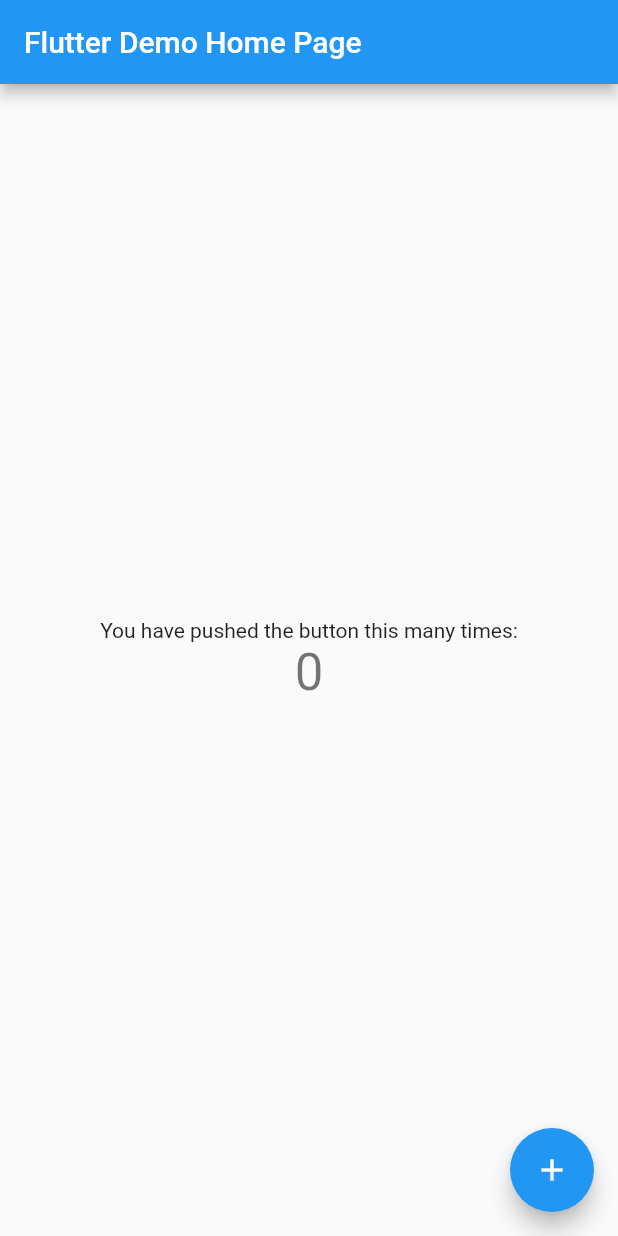
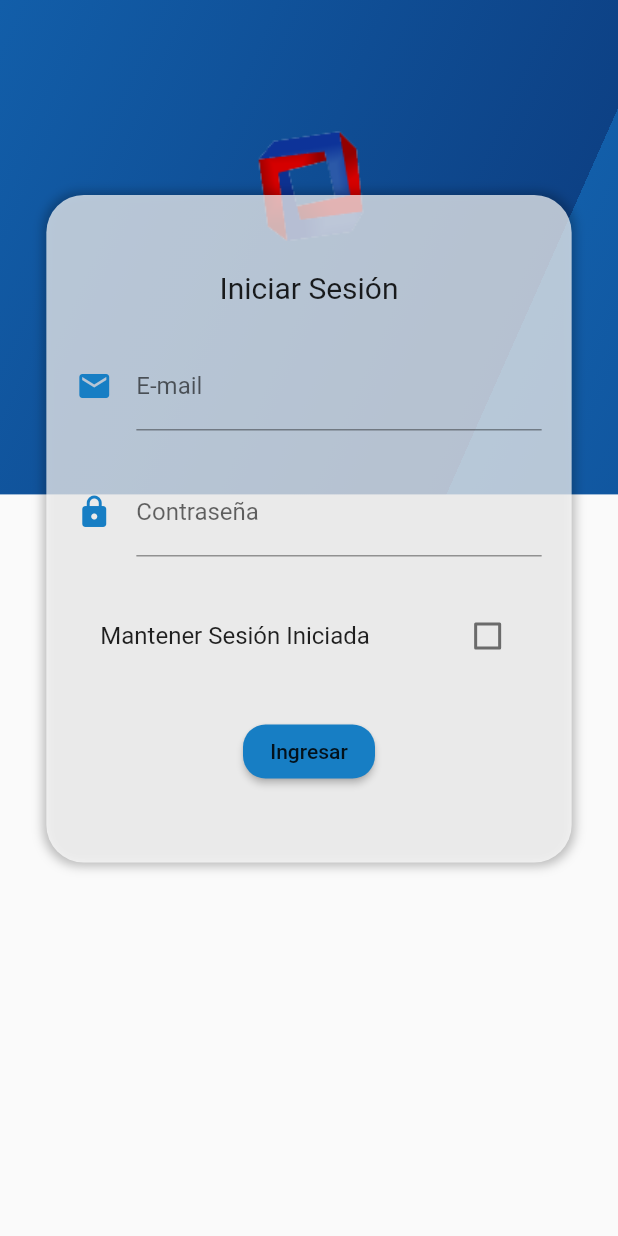
Before and after one commit to XzzIsor/Simca_Movil-Deprecated, a Flutter app: the screen it shows after launch, on a phone screen of 412 x 824 dp. Run offline on Flutter 3.47's test engine with Material 2 defaults, Android fonts, the phone set to English and light mode, and no system bars.

Commit message:
login screen 1.0
Co-authored-by: Esteban R <XzzIsor@users.noreply.github.com>

```diff
--- /dev/null
+++ b/lib/Widgets/Form/Form.dart
@@ -0,0 +1,47 @@
+import 'package:flutter/material.dart';
+
+import 'package:images/Widgets/UI/CustomButton.dart';
+import 'package:images/Widgets/UI/CustomTextField.dart';
+
+class CustomForm extends StatelessWidget {
+
+  @override
+  Widget build(BuildContext context) {
+    return Column(
+      children: [
+        Text('Iniciar Sesión', style: TextStyle(fontSize: 20),),
+        SizedBox(height: 25.0,),
+        CustomTextField(
+          emailType: true,
+          obscureText: false,
+          icon: Icons.email,
+          label: 'E-mail',
+          onChange: (value) {},
+        ),
+        SizedBox(height:  25.0,),
+        CustomTextField(
+          emailType: false,
+          icon: Icons.lock_rounded,
+          label: 'Contraseña',
+          obscureText: true,
+          onChange: (value) {},
+        ),
+        SizedBox(height: 25.0,),
+        Container(
+          padding: EdgeInsets.symmetric(horizontal: 20),
+          child: CheckboxListTile(
+            checkColor: Color.fromRGBO(23, 126, 196, 1),
+            value: false,
+            onChanged: (v){},
+            title: Text('Mantener Sesión Iniciada'),
+          ),
+        ),
+        SizedBox(height: 25.0,),
+        CustomButton(
+          onPressed: (){},
+          text: "Ingresar",
+        )
+      ]
+    );
+  }
+}
--- /dev/null
+++ b/lib/Widgets/Form/FormContainer.dart
@@ -0,0 +1,42 @@
+import 'package:flutter/material.dart';
+import 'package:images/Widgets/Form/Form.dart';
+
+class FormContainer extends StatelessWidget {
+  @override
+  Widget build(BuildContext context) {
+    final size = MediaQuery.of(context).size;
+
+    return SingleChildScrollView(
+      child: Column(
+        children: [
+          SafeArea(
+           child: Container(
+             height: 100.0,
+           ),
+          ),
+          Container(
+            padding: EdgeInsets.symmetric(vertical: 50.0),
+            margin: EdgeInsets.symmetric(vertical: 30.0),
+            width: size.width * 0.85,
+            decoration: BoxDecoration(
+              color: Colors.white70,
+              borderRadius: BorderRadius.circular(25.0),
+              boxShadow: [
+                BoxShadow(
+                  color: Colors.black26,
+                  blurRadius: 5.0,
+                  spreadRadius: 2.0,
+                )
+              ]
+            ),
+            child: CustomForm(),
+          ),
+        ],
+
+      ),
+
+
+
+    );
+  }
+}
--- /dev/null
+++ b/lib/Widgets/UI/CustomButton.dart
@@ -0,0 +1,20 @@
+import 'package:flutter/material.dart';
+
+class CustomButton extends StatelessWidget {
+  final String text;
+  final Function onPressed;
+  const CustomButton({Key key, this.text, this.onPressed}) : super(key: key);
+
+  @override
+  Widget build(BuildContext context) {
+    return RaisedButton(
+      color: Color.fromRGBO(23, 126, 196, 1),
+      child: Text(text),
+
+      onPressed: onPressed,
+      shape: RoundedRectangleBorder(
+        borderRadius: BorderRadius.circular(15.0),
+      )
+    );
+  }
+}
--- /dev/null
+++ b/lib/Widgets/UI/CustomButtonWithIcon.dart
@@ -0,0 +1,18 @@
+import 'package:flutter/material.dart';
+
+class CustomButton extends StatelessWidget {
+
+  final String imageAssest;
+  final String title;
+  final Function onPressed;
+  const CustomButton({Key key, this.imageAssest, this.title, this.onPressed}) : super(key: key);
+
+  @override
+  Widget build(BuildContext context) {
+    return RaisedButton.icon(
+      icon: ImageIcon(new AssetImage(imageAssest)),
+      label: Text(title),
+      onPressed: onPressed,
+    );
+  }
+}
--- /dev/null
+++ b/lib/Widgets/UI/CustomTextField.dart
@@ -0,0 +1,35 @@
+import 'package:flutter/material.dart';
+
+class CustomTextField extends StatelessWidget {
+  final String label;
+  final bool obscureText;
+  final IconData icon;
+  final bool emailType;
+  final Function onChange;
+  final String errorText;
+  final String counterText;
+
+  CustomTextField({this.icon, this.label, this.obscureText, this.emailType, this.onChange, this.counterText, this.errorText});
+  @override
+  Widget build(BuildContext context) {
+
+    final keyboardType = emailType? TextInputType.emailAddress : TextInputType.text;
+
+    return Container(
+      padding: EdgeInsets.symmetric(horizontal: 20.0),
+      child: TextField(
+
+        onChanged: onChange,
+        keyboardType: keyboardType,
+        obscureText: obscureText,
+        decoration: InputDecoration(
+          counterText: counterText,
+          focusColor: Color.fromRGBO(23, 126, 196, 1),
+          icon: Icon(icon, color: Color.fromRGBO(23, 126, 196, 1)),
+          labelText: label,
+          errorText: errorText,
+        ),
+      ),
+    );
+  }
+}
--- /dev/null
+++ b/lib/Widgets/UI/LoginBackGround.dart
@@ -0,0 +1,32 @@
+import 'package:flutter/material.dart';
+import 'package:images/Widgets/UI/UserIcon.dart';
+
+class LoginBackGround extends StatelessWidget {
+  const LoginBackGround({Key key}) : super(key: key);
+
+  @override
+  Widget build(BuildContext context) {
+    final size = MediaQuery.of(context).size;
+
+    return Stack(
+      children: [
+        Container(
+            height: size.height * 0.4,
+            width: double.infinity,
+            decoration: BoxDecoration(
+              gradient: LinearGradient(
+                begin: Alignment.topLeft,
+                end: Alignment(
+                    0.8, 0.0), // 10% of the width, so there are ten blinds.
+                colors: [
+                  const Color.fromRGBO(18, 94, 169, 1),
+                  const Color.fromRGBO(13, 65, 133, 1)
+                ], // red to yellow
+                tileMode: TileMode.repeated,
+              ),
+            )),
+        UserIcon()
+      ],
+    );
+  }
+}
--- /dev/null
+++ b/lib/Widgets/UI/UserIcon.dart
@@ -0,0 +1,16 @@
+import 'package:flutter/material.dart';
+
+class UserIcon extends StatelessWidget {
+  @override
+  Widget build(BuildContext context) {
+    return Container(
+      padding: EdgeInsets.only(top: 75.0),
+      child: Column(
+        children: [
+          Image(image: AssetImage("Assets/logo-simca.png"),width: 100, height: 100,),
+          SizedBox(height: 10, width: double.infinity),
+        ],
+      ),
+    );
+  }
+}
--- a/lib/main.dart
+++ b/lib/main.dart
@@ -1,117 +1,19 @@
+
 import 'package:flutter/material.dart';
+import 'package:images/screens/Login_Screen.dart';
 
-void main() {
-  runApp(MyApp());
-}
+void main() => runApp(MyApp());
 
 class MyApp extends StatelessWidget {
-  // This widget is the root of your application.
   @override
   Widget build(BuildContext context) {
     return MaterialApp(
-      title: 'Flutter Demo',
-      theme: ThemeData(
-        // This is the theme of your application.
-        //
-        // Try running your application with "flutter run". You'll see the
-        // application has a blue toolbar. Then, without quitting the app, try
-        // changing the primarySwatch below to Colors.green and then invoke
-        // "hot reload" (press "r" in the console where you ran "flutter run",
-        // or simply save your changes to "hot reload" in a Flutter IDE).
-        // Notice that the counter didn't reset back to zero; the application
-        // is not restarted.
-        primarySwatch: Colors.blue,
-        // This makes the visual density adapt to the platform that you run
-        // the app on. For desktop platforms, the controls will be smaller and
-        // closer together (more dense) than on mobile platforms.
-        visualDensity: VisualDensity.adaptivePlatformDensity,
-      ),
-      home: MyHomePage(title: 'Flutter Demo Home Page'),
+      title: 'Images',
+      debugShowCheckedModeBanner: false,
+      initialRoute: '/',
+      routes: {
+        '/' : (BuildContext context) => LoginScreen(),
+      },
     );
   }
 }
-
-class MyHomePage extends StatefulWidget {
-  MyHomePage({Key key, this.title}) : super(key: key);
-
-  // This widget is the home page of your application. It is stateful, meaning
-  // that it has a State object (defined below) that contains fields that affect
-  // how it looks.
-
-  // This class is the configuration for the state. It holds the values (in this
-  // case the title) provided by the parent (in this case the App widget) and
-  // used by the build method of the State. Fields in a Widget subclass are
-  // always marked "final".
-
-  final String title;
-
-  @override
-  _MyHomePageState createState() => _MyHomePageState();
-}
-
-class _MyHomePageState extends State<MyHomePage> {
-  int _counter = 0;
-
-  void _incrementCounter() {
-    setState(() {
-      // This call to setState tells the Flutter framework that something has
-      // changed in this State, which causes it to rerun the build method below
-      // so that the display can reflect the updated values. If we changed
-      // _counter without calling setState(), then the build method would not be
-      // called again, and so nothing would appear to happen.
-      _counter++;
-    });
-  }
-
-  @override
-  Widget build(BuildContext context) {
-    // This method is rerun every time setState is called, for instance as done
-    // by the _incrementCounter method above.
-    //
-    // The Flutter framework has been optimized to make rerunning build methods
-    // fast, so that you can just rebuild anything that needs updating rather
-    // than having to individually change instances of widgets.
-    return Scaffold(
-      appBar: AppBar(
-        // Here we take the value from the MyHomePage object that was created by
-        // the App.build method, and use it to set our appbar title.
-        title: Text(widget.title),
-      ),
-      body: Center(
-        // Center is a layout widget. It takes a single child and positions it
-        // in the middle of the parent.
-        child: Column(
-          // Column is also a layout widget. It takes a list of children and
-          // arranges them vertically. By default, it sizes itself to fit its
-          // children horizontally, and tries to be as tall as its parent.
-          //
-          // Invoke "debug painting" (press "p" in the console, choose the
-          // "Toggle Debug Paint" action from the Flutter Inspector in Android
-          // Studio, or the "Toggle Debug Paint" command in Visual Studio Code)
-          // to see the wireframe for each widget.
-          //
-          // Column has various properties to control how it sizes itself and
-          // how it positions its children. Here we use mainAxisAlignment to
-          // center the children vertically; the main axis here is the vertical
-          // axis because Columns are vertical (the cross axis would be
-          // horizontal).
-          mainAxisAlignment: MainAxisAlignment.center,
-          children: <Widget>[
-            Text(
-              'You have pushed the button this many times:',
-            ),
-            Text(
-              '$_counter',
-              style: Theme.of(context).textTheme.headline4,
-            ),
-          ],
-        ),
-      ),
-      floatingActionButton: FloatingActionButton(
-        onPressed: _incrementCounter,
-        tooltip: 'Increment',
-        child: Icon(Icons.add),
-      ), // This trailing comma makes auto-formatting nicer for build methods.
-    );
-  }
-}
--- /dev/null
+++ b/lib/screens/Login_Screen.dart
@@ -0,0 +1,18 @@
+import 'package:flutter/material.dart';
+import 'package:images/Widgets/Form/FormContainer.dart';
+import 'package:images/Widgets/UI/LoginBackGround.dart';
+
+class LoginScreen extends StatelessWidget {
+
+  @override
+  Widget build(BuildContext context) {
+    return Scaffold(
+      body: Stack(
+        children: [
+          LoginBackGround(),
+          FormContainer()
+        ],
+      )
+    );
+  }
+}
--- a/pubspec.yaml
+++ b/pubspec.yaml
@@ -45,8 +45,8 @@ flutter:
   uses-material-design: true
 
   # To add assets to your application, add an assets section, like this:
-  # assets:
-  #   - images/a_dot_burr.jpeg
+  assets:
+    - Assets/
   #   - images/a_dot_ham.jpeg
 
   # An image asset can refer to one or more resolution-specific "variants", see
```
Also changed, not shown: Assets/logo-simca.png (added), 1 other file.
